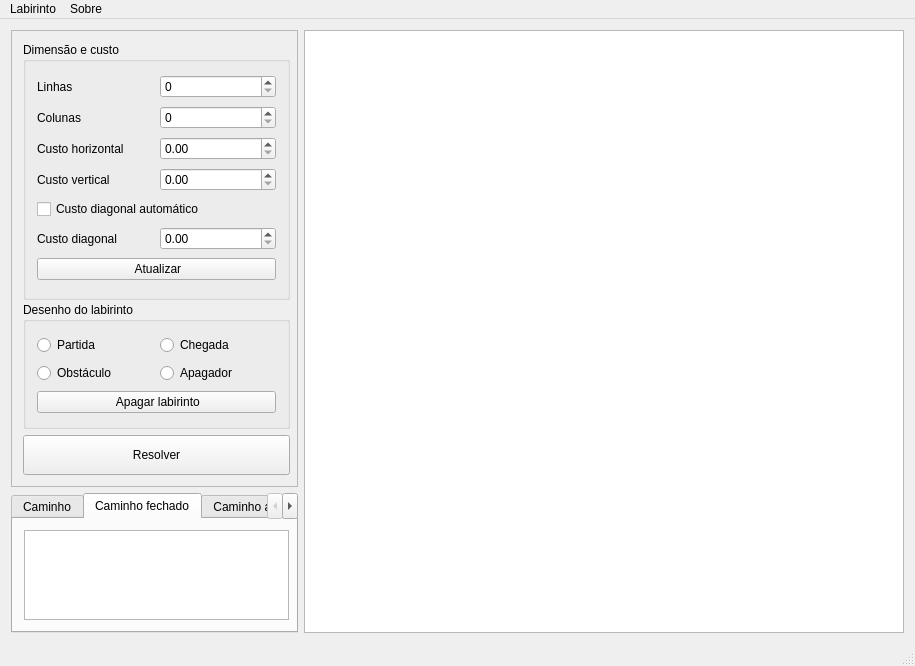
Above: src/mainwindow.ui from carvalhojldc/labyrinth before the change. Below: the same form after it.
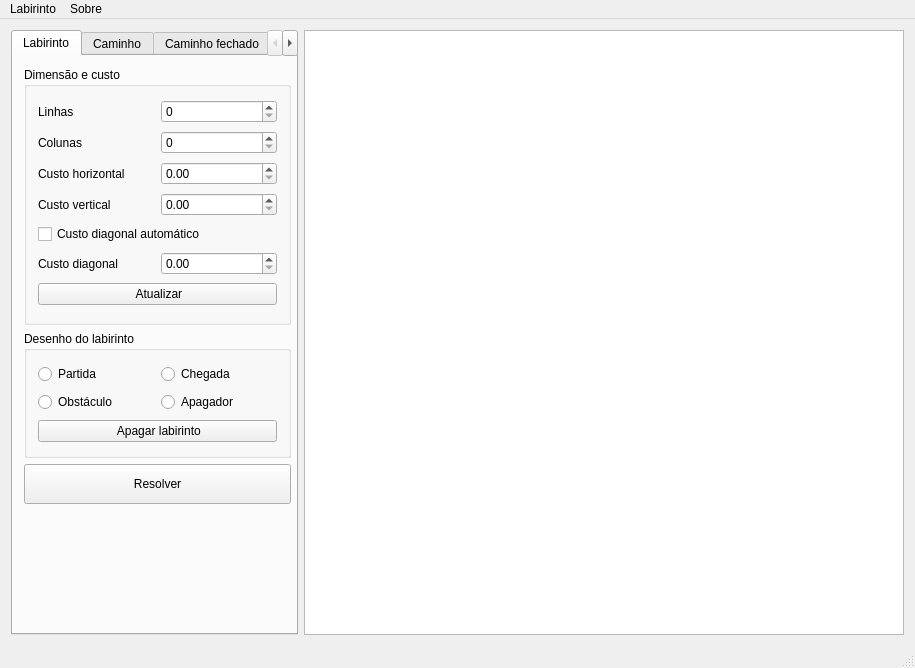
That is the form after the change. The open tabs and pages were chosen to show the change.

Diff of the .ui file:
```diff
--- a/src/mainwindow.ui
+++ b/src/mainwindow.ui
@@ -7,9 +7,15 @@
     <x>0</x>
     <y>0</y>
     <width>915</width>
-    <height>666</height>
+    <height>668</height>
    </rect>
   </property>
+  <property name="sizePolicy">
+   <sizepolicy hsizetype="Fixed" vsizetype="Preferred">
+    <horstretch>0</horstretch>
+    <verstretch>0</verstretch>
+   </sizepolicy>
+  </property>
   <property name="windowTitle">
    <string>CJL Labyrinth - A*</string>
   </property>
@@ -23,9 +29,9 @@
       <item row="0" column="0">
        <layout class="QGridLayout" name="gridLayout_5">
         <item row="0" column="0">
-         <widget class="QFrame" name="frame_2">
+         <widget class="QTabWidget" name="tabWidget">
           <property name="sizePolicy">
-           <sizepolicy hsizetype="Fixed" vsizetype="Fixed">
+           <sizepolicy hsizetype="Fixed" vsizetype="Minimum">
             <horstretch>0</horstretch>
             <verstretch>0</verstretch>
            </sizepolicy>
@@ -33,15 +39,16 @@
           <property name="minimumSize">
            <size>
             <width>287</width>
-            <height>457</height>
+            <height>137</height>
            </size>
           </property>
-          <property name="frameShape">
-           <enum>QFrame::StyledPanel</enum>
+          <property name="currentIndex">
+           <number>2</number>
           </property>
-          <property name="frameShadow">
-           <enum>QFrame::Raised</enum>
-          </property>
+          <widget class="QWidget" name="tabLabyrint">
+           <attribute name="title">
+            <string>Labirinto</string>
+           </attribute>
           <layout class="QGridLayout" name="gridLayout_4">
            <item row="0" column="0">
             <widget class="QGroupBox" name="groupBox_2">
@@ -213,30 +220,22 @@
              </property>
             </widget>
            </item>
-          </layout>
-          <zorder>gb_drawing</zorder>
-          <zorder>pb_start</zorder>
-          <zorder>groupBox_2</zorder>
-         </widget>
-        </item>
-        <item row="1" column="0">
-         <widget class="QTabWidget" name="tabWidget">
-          <property name="sizePolicy">
-           <sizepolicy hsizetype="Minimum" vsizetype="Minimum">
-            <horstretch>0</horstretch>
-            <verstretch>0</verstretch>
-           </sizepolicy>
-          </property>
-          <property name="minimumSize">
+            <item row="3" column="0">
+             <spacer name="verticalSpacer">
+              <property name="orientation">
+               <enum>Qt::Vertical</enum>
+              </property>
+              <property name="sizeHint" stdset="0">
            <size>
-            <width>287</width>
-            <height>137</height>
-           </size>
-          </property>
-          <property name="currentIndex">
-           <number>1</number>
-          </property>
-          <widget class="QWidget" name="myPath">
+                <width>20</width>
+                <height>92</height>
+               </size>
+              </property>
+             </spacer>
+            </item>
+           </layout>
+          </widget>
+          <widget class="QWidget" name="tabmyPath">
            <attribute name="title">
             <string>Caminho</string>
            </attribute>
```
Left out of the diff: 10 changed lines with no effect on the pictures. Lines whose indentation alone changed are shown as unchanged.
